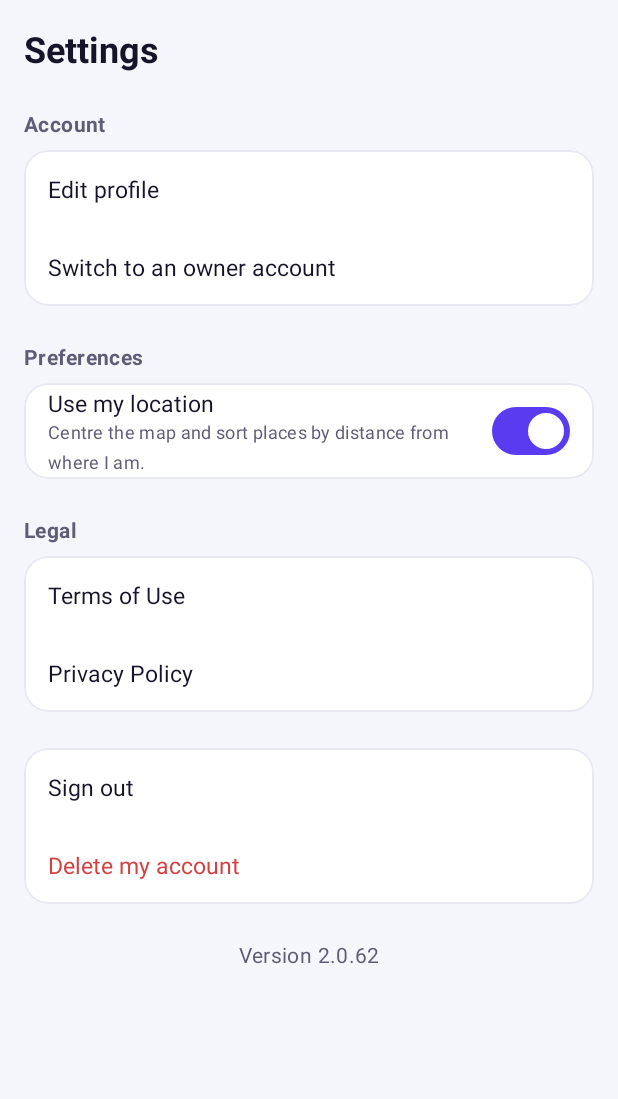
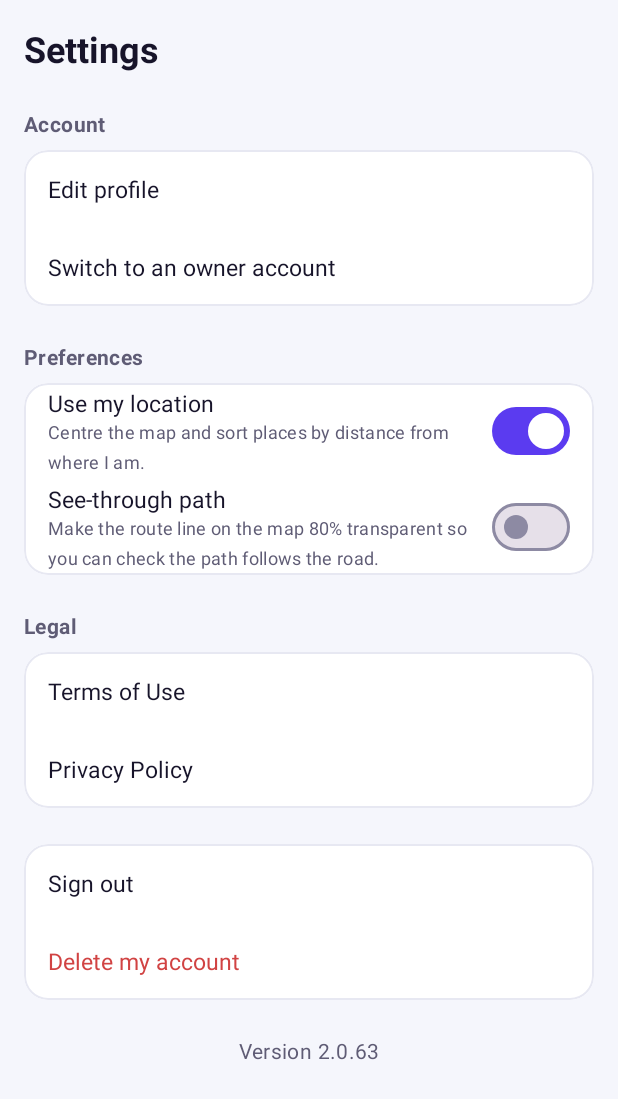
Before and after one commit to ElliotCodeBase/BOFO---Boarding-House-Finder, an Android app: the SettingsFragment screen opened through its navigation route, on a phone screen of 412 x 824 dp. Shown: the top 1099 px of the screen. Run offline under Robolectric (Android 15) with nearby library versions, the light colour scheme and no system bars; pictures from the network do not load.

Commit message:
v2.0.63 - Android: Settings switch makes the map path 80% transparent

```diff
--- a/bofo-android/app/build.gradle
+++ b/bofo-android/app/build.gradle
@@ -34,8 +34,8 @@ android {
         minSdk 26
         targetSdk 36
         // Version rule: stage N = v2.0.N, versionCode = 200 + N. Bump in EVERY stage / pull request.
-        versionCode 262
-        versionName '2.0.62'
+        versionCode 263
+        versionName '2.0.63'
 
         buildConfigField 'String', 'SUPABASE_URL', "\"${cfg('supabase.url')}\""
         buildConfigField 'String', 'SUPABASE_ANON_KEY', "\"${cfg('supabase.anonKey')}\""
--- a/bofo-android/app/src/main/java/com/bofo/finder/ui/MapCardView.java
+++ b/bofo-android/app/src/main/java/com/bofo/finder/ui/MapCardView.java
@@ -33,6 +33,7 @@ import com.bofo.finder.config.AppConfig;
 import com.bofo.finder.databinding.ViewMapCardBinding;
 import com.bofo.finder.model.BoardingHouse;
 import com.bofo.finder.model.College;
+import com.bofo.finder.util.AppPrefs;
 import com.bofo.finder.util.Geo;
 import com.bofo.finder.util.ListRules;
 import com.bofo.finder.util.MapGeo;
@@ -625,6 +626,17 @@ public class MapCardView extends FrameLayout implements DefaultLifecycleObserver
         boolean has = routePts != null;
         set("route-start-src", has ? MapGeo.pointJson(routePts[0][0], routePts[0][1]) : MapGeo.EMPTY);
         set("route-end-src", has ? MapGeo.pointJson(routePts[routePts.length - 1][0], routePts[routePts.length - 1][1]) : MapGeo.EMPTY);
+        applyRouteOpacity();
+    }
+
+    /** Settings > "See-through path": the route line (casing, line, dashed estimate) is 80% transparent (opacity 0.2) instead of solid. */
+    private void applyRouteOpacity() {
+        if (style == null) return;
+        float o = AppPrefs.seeThroughPath(getContext()) ? 0.2f : 1f;
+        for (String id : new String[]{"route-casing", "route-line", "route-dash"}) {
+            LineLayer l = style.getLayerAs(id);
+            if (l != null) l.setProperties(PropertyFactory.lineOpacity(o));
+        }
     }
 
     private void set(String id, String json) {
@@ -952,7 +964,7 @@ public class MapCardView extends FrameLayout implements DefaultLifecycleObserver
     // ---- lifecycle ---------------------------------------------------------------------------------------------
 
     @Override public void onStart(@NonNull LifecycleOwner o) { if (mapView != null) mapView.onStart(); }
-    @Override public void onResume(@NonNull LifecycleOwner o) { if (mapView != null) mapView.onResume(); startRipples(); }
+    @Override public void onResume(@NonNull LifecycleOwner o) { if (mapView != null) mapView.onResume(); startRipples(); applyRouteOpacity(); }   // picks up the Settings switch
     @Override public void onPause(@NonNull LifecycleOwner o) { if (mapView != null) mapView.onPause(); stopRipples(); }
     @Override public void onStop(@NonNull LifecycleOwner o) { if (mapView != null) mapView.onStop(); }
 
--- a/bofo-android/app/src/main/java/com/bofo/finder/ui/SettingsFragment.java
+++ b/bofo-android/app/src/main/java/com/bofo/finder/ui/SettingsFragment.java
@@ -43,6 +43,8 @@ public class SettingsFragment extends Fragment {
         b.switchRole.setOnClickListener(v -> switchRole());
         b.useLocation.setChecked(AppPrefs.useLocation(requireContext()));
         b.useLocation.setOnCheckedChangeListener((btn, on) -> AppPrefs.setUseLocation(requireContext(), on));
+        b.pathFade.setChecked(AppPrefs.seeThroughPath(requireContext()));
+        b.pathFade.setOnCheckedChangeListener((btn, on) -> AppPrefs.setSeeThroughPath(requireContext(), on));
         b.terms.setOnClickListener(v -> LegalSheet.show(getParentFragmentManager(), LegalText.Doc.TERMS));
         b.privacy.setOnClickListener(v -> LegalSheet.show(getParentFragmentManager(), LegalText.Doc.PRIVACY));
         b.ownerAgreement.setOnClickListener(v -> LegalSheet.show(getParentFragmentManager(), LegalText.Doc.OWNER));
--- a/bofo-android/app/src/main/java/com/bofo/finder/util/AppPrefs.java
+++ b/bofo-android/app/src/main/java/com/bofo/finder/util/AppPrefs.java
@@ -8,11 +8,15 @@ public final class AppPrefs {
     private AppPrefs() {}
     private static final String FILE = "bofo_settings";
     private static final String K_LOCATION = "use_location";
+    private static final String K_PATH_FADE = "path_see_through";
 
     private static SharedPreferences sp(Context c) { return c.getApplicationContext().getSharedPreferences(FILE, Context.MODE_PRIVATE); }
 
     /** Settings > "Use my location": lets Home / Explore centre on the user. Default on. The permission itself is asked in Stage 5. */
     public static boolean useLocation(Context c) { return sp(c).getBoolean(K_LOCATION, true); }
     public static void setUseLocation(Context c, boolean on) { sp(c).edit().putBoolean(K_LOCATION, on).apply(); }
+    /** Settings > "See-through path": draws the map route line 80% transparent so the road underneath can be checked. Default off. */
+    public static boolean seeThroughPath(Context c) { return sp(c).getBoolean(K_PATH_FADE, false); }
+    public static void setSeeThroughPath(Context c, boolean on) { sp(c).edit().putBoolean(K_PATH_FADE, on).apply(); }
     public static void clear(Context c) { sp(c).edit().clear().apply(); }
 }
--- a/bofo-android/app/src/main/res/layout/fragment_settings.xml
+++ b/bofo-android/app/src/main/res/layout/fragment_settings.xml
@@ -117,6 +117,43 @@
                         android:layout_width="wrap_content"
                         android:layout_height="wrap_content"
                         android:contentDescription="@string/settings_use_location" />
+                </LinearLayout>
+
+                <LinearLayout
+                    android:layout_width="match_parent"
+                    android:layout_height="wrap_content"
+                    android:gravity="center_vertical"
+                    android:minHeight="64dp"
+                    android:orientation="horizontal"
+                    android:paddingStart="16dp"
+                    android:paddingEnd="16dp">
+
+                    <LinearLayout
+                        android:layout_width="0dp"
+                        android:layout_height="wrap_content"
+                        android:layout_weight="1"
+                        android:orientation="vertical">
+
+                        <TextView
+                            android:layout_width="wrap_content"
+                            android:layout_height="wrap_content"
+                            android:text="@string/settings_path_fade"
+                            android:textColor="@color/bofo_text"
+                            android:textSize="15sp" />
+
+                        <TextView
+                            android:layout_width="wrap_content"
+                            android:layout_height="wrap_content"
+                            android:text="@string/settings_path_fade_desc"
+                            android:textAppearance="@style/Text.Bofo.Secondary"
+                            android:textSize="12sp" />
+                    </LinearLayout>
+
+                    <com.google.android.material.materialswitch.MaterialSwitch
+                        android:id="@+id/path_fade"
+                        android:layout_width="wrap_content"
+                        android:layout_height="wrap_content"
+                        android:contentDescription="@string/settings_path_fade" />
                 </LinearLayout>
             </LinearLayout>
         </com.google.android.material.card.MaterialCardView>
--- a/bofo-android/app/src/main/res/values/strings.xml
+++ b/bofo-android/app/src/main/res/values/strings.xml
@@ -103,6 +103,8 @@
     <string name="settings_preferences">Preferences</string>
     <string name="settings_legal">Legal</string>
     <string name="settings_use_location">Use my location</string>
+    <string name="settings_path_fade">See-through path</string>
+    <string name="settings_path_fade_desc">Make the route line on the map 80% transparent so you can check the path follows the road.</string>
     <string name="settings_use_location_desc">Centre the map and sort places by distance from where I am.</string>
     <string name="settings_switch_owner">Switch to an owner account</string>
     <string name="settings_switch_student">Switch to a student account</string>
```
Also changed, not shown: 3 other files.
